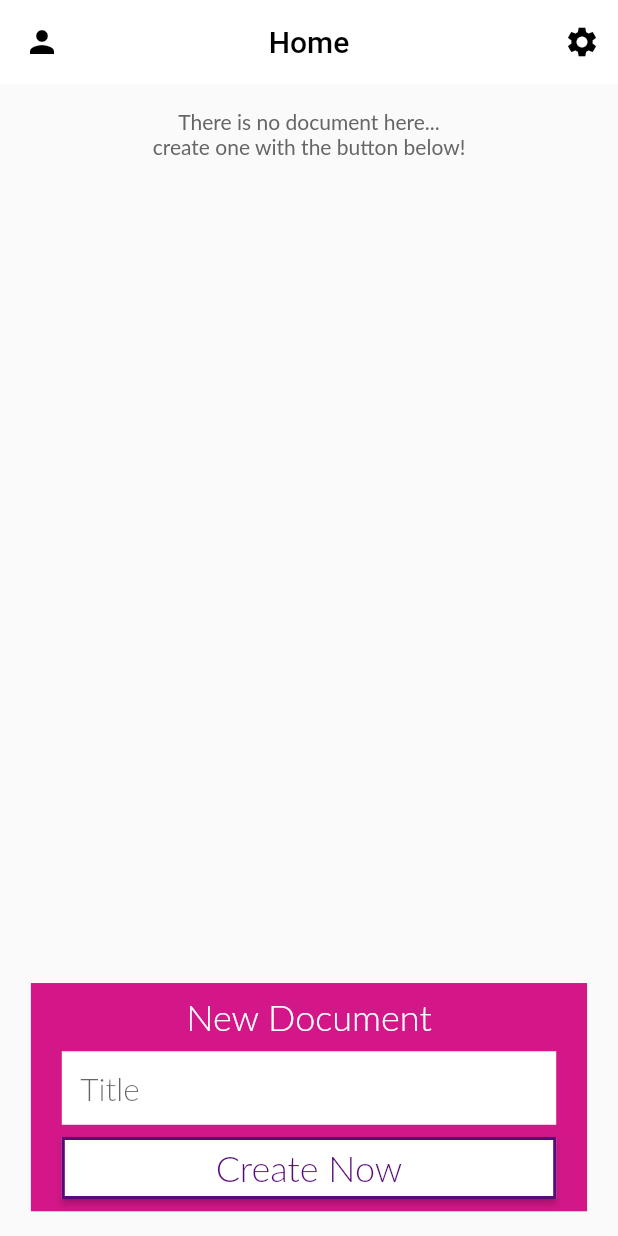
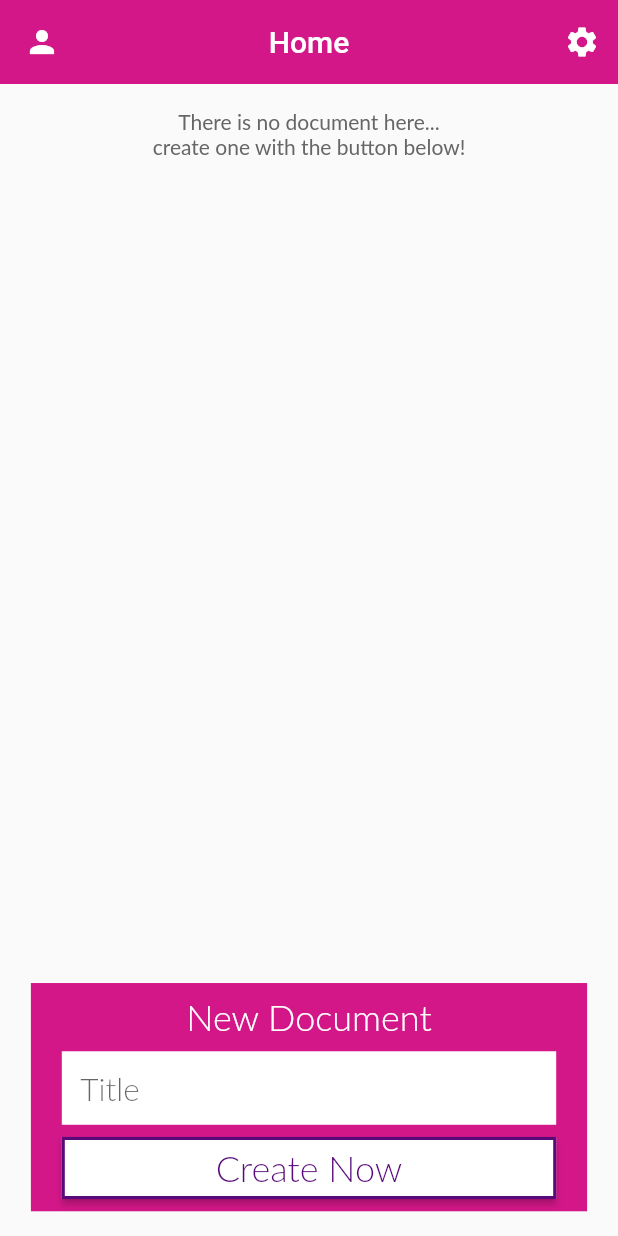
Before and after one commit to siliconvallii/writeai, a Flutter app: the HomeScreen screen opened by its route, after a tap on "New Document", on a phone screen of 412 x 824 dp. Run offline on Flutter 3.47's test engine with Material 2 defaults, Android fonts, the light colour scheme and no system bars; our stand-ins replace firebase_auth, firebase_core, firebase_database, google_sign_in, simple_gradient_text; accounts and stored records are empty; Roboto replaces fonts that are missing (Lato).

Commit message:
fix HomeScreen AppBar colors

```diff
--- a/lib/screens/home_screen.dart
+++ b/lib/screens/home_screen.dart
@@ -24,8 +24,8 @@ class _HomeScreenState extends State<HomeScreen> {
   Widget build(BuildContext context) {
     return Scaffold(
       appBar: AppBar(
-        backgroundColor: const Color(0xffffffff),
-        foregroundColor: const Color(0xff000000),
+        foregroundColor: const Color(0xffffffff),
+        backgroundColor: const Color(0xffD31788),
         elevation: 0,
         centerTitle: true,
         title: const Text('Home'),
```
